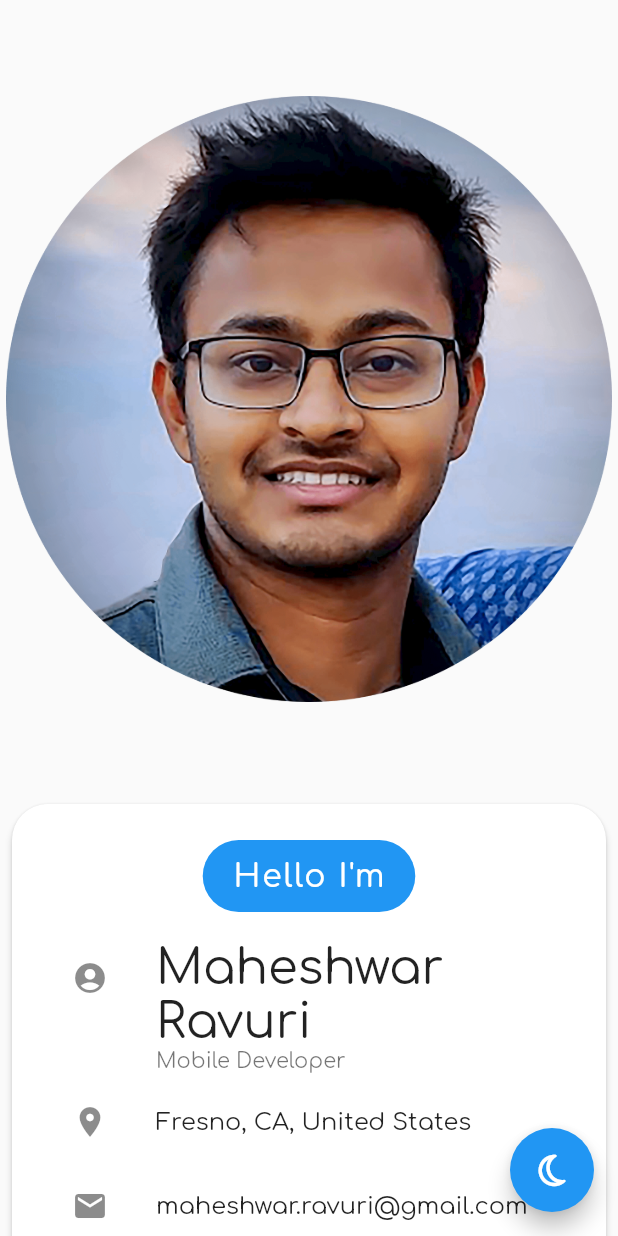
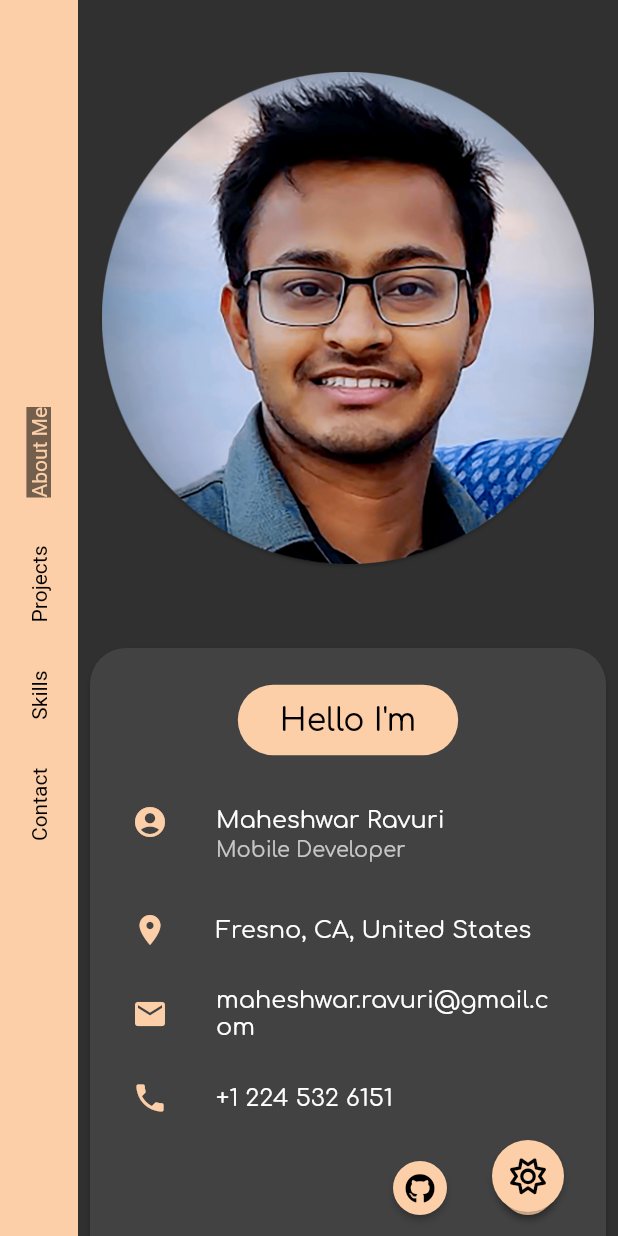
Before and after one commit to rvndsngwn/web_flutter, a Flutter app: the screen it shows after launch, on a phone screen of 412 x 824 dp. Run offline on Flutter 3.47's test engine with Material 2 defaults, Android fonts, the phone set to English and light mode, and no system bars; drawn by our look-alikes of scrollable_positioned_list; our stand-ins replace dio, flutter_icons, flutter_staggered_animations, google_fonts, hive, hive_flutter and 2 more; accounts and stored records are empty.

Commit message:
Switched Dart Theme accent color

```diff
--- a/lib/main.dart
+++ b/lib/main.dart
@@ -1,69 +1,8 @@
-import 'package:flutter/material.dart'
-    show
-        Align,
-        AnimatedOpacity,
-        BorderRadius,
-        BouncingScrollPhysics,
-        BoxConstraints,
-        BuildContext,
-        ButtonBar,
-        Card,
-        Center,
-        CircleBorder,
-        Colors,
-        Column,
-        ConstrainedBox,
-        Curves,
-        EdgeInsets,
-        FloatingActionButton,
-        Form,
-        FormState,
-        GlobalKey,
-        Icon,
-        IconButton,
-        IconTheme,
-        Icons,
-        Image,
-        InputDecoration,
-        Key,
-        ListTile,
-        ListView,
-        MaterialApp,
-        MaterialStateMouseCursor,
-        NeverScrollableScrollPhysics,
-        OutlineInputBorder,
-        Padding,
-        Radius,
-        RaisedButton,
-        RoundedRectangleBorder,
-        Scaffold,
-        Scrollbar,
-        SelectableText,
-        SizedBox,
-        SnackBar,
-        StadiumBorder,
-        State,
-        StatefulWidget,
-        StatelessWidget,
-        Text,
-        TextFormField,
-        TextInputType,
-        Theme,
-        ThemeData,
-        ThemeMode,
-        ToolbarOptions,
-        Tooltip,
-        ValueListenableBuilder,
-        VisualDensity,
-        Widget,
-        WidgetsFlutterBinding,
-        Wrap,
-        WrapAlignment,
-        WrapCrossAlignment,
-        runApp;
+import 'package:flutter/material.dart';
 import 'package:flutter/services.dart' show Brightness, TextInputType;
 import 'package:flutter_icons/flutter_icons.dart'
     show FontAwesome, FontAwesome5Brands;
+import 'package:flutter_staggered_animations/flutter_staggered_animations.dart';
 import 'package:google_fonts/google_fonts.dart';
 import 'package:hive/hive.dart' show Hive;
 import 'package:hive_flutter/hive_flutter.dart';
@@ -74,6 +13,9 @@ import 'package:string_validator/string_validator.dart'
     show isEmail, isLength, isNumeric, normalizeEmail, stripLow, toString;
 import 'package:url_launcher/url_launcher.dart' show canLaunch, launch;
 import 'package:dio/dio.dart' show Dio;
+import 'package:scrollable_positioned_list/scrollable_positioned_list.dart';
+
+import 'layout/responsive_helper.dart';
 
 Future<void> main() async => Hive.initFlutter()
     .whenComplete(
@@ -95,10 +37,13 @@ class Home extends StatelessWidget {
   Widget build(BuildContext context) => ValueListenableBuilder(
         valueListenable: Hive.box('darkMode').listenable(),
         builder: (_, box, __) {
-          final _isDarkMode = box.get('darkMode', defaultValue: false);
+          final _isDarkMode = box.get('darkMode', defaultValue: true);
           return MaterialApp(
             themeMode: _isDarkMode ? ThemeMode.dark : ThemeMode.light,
             darkTheme: ThemeData.dark().copyWith(
+              accentColor: const Color(0xffFCCFA8),
+              textSelectionColor: const Color(0xffFCCFA8),
+              cursorColor: const Color(0xffFCCFA8),
               textTheme: GoogleFonts.comfortaaTextTheme(
                 ThemeData(
                   primarySwatch: Colors.teal,
@@ -115,11 +60,21 @@ class Home extends StatelessWidget {
               body: const Center(
                 child: HomePage(),
               ),
-              floatingActionButton: FloatingActionButton(
+              floatingActionButton: Builder(
+                builder: (context) => RaisedButton(
                   mouseCursor: MaterialStateMouseCursor.clickable,
+                  color: Theme.of(context).accentColor,
+                  colorBrightness: Brightness.dark,
+                  shape: const CircleBorder(),
                   onPressed: () => box.put('darkMode', !_isDarkMode),
-                child:
-                    Icon(_isDarkMode ? FontAwesome.sun_o : FontAwesome.moon_o),
+                  child: Padding(
+                    padding: const EdgeInsets.all(12),
+                    child: Icon(
+                      _isDarkMode ? FontAwesome.sun_o : FontAwesome.moon_o,
+                      color: Colors.black,
+                    ),
+                  ),
+                ),
               ),
             ),
           );
@@ -127,125 +82,89 @@ class Home extends StatelessWidget {
       );
 }
 
-class HomePage extends StatelessWidget {
+class HomePage extends StatefulWidget {
   const HomePage({Key key}) : super(key: key);
 
   @override
-  Widget build(BuildContext context) => Scrollbar(
-        child: ListView(
-          padding: const EdgeInsets.symmetric(horizontal: 4),
-          physics: const BouncingScrollPhysics(),
-          primary: true,
-          children: <Widget>[
-            const SizedBox(
-              height: 64,
-            ),
-            Wrap(
-              alignment: WrapAlignment.center,
-              runSpacing: 64,
-              spacing: 64,
-              crossAxisAlignment: WrapCrossAlignment.center,
-              children: [
-                Image.asset(
+  _HomePageState createState() => _HomePageState();
+}
+
+class _HomePageState extends State<HomePage> {
+  final ItemScrollController itemScrollController = ItemScrollController();
+  final ItemPositionsListener itemPositionsListener =
+      ItemPositionsListener.create();
+  int selected = 0;
+  @override
+  void initState() {
+    super.initState();
+  }
+
+  static final List<Widget> _content = [
+    Card(
+      shape: const CircleBorder(),
+      margin: const EdgeInsets.all(12),
+      child: Image.asset(
         'assets/images/Profile.png',
-                  width: 436,
         isAntiAlias: true,
-                  frameBuilder: (_, Widget child, int frame,
-                      bool wasSynchronouslyLoaded) {
+        gaplessPlayback: true,
+        frameBuilder:
+            (_, Widget child, int frame, bool wasSynchronouslyLoaded) {
           return wasSynchronouslyLoaded
               ? child
               : AnimatedOpacity(
-                            opacity: frame == null ? 0 : 1,
-                            duration: const Duration(seconds: 1),
+                  opacity: 1,
+                  duration: const Duration(milliseconds: 10),
                   curve: Curves.easeOut,
                   child: child,
                 );
         },
       ),
-                const SizedBox(
-                  width: 500,
-                  child: Card(
+    ),
+    const Card(
       elevation: 2,
       shape: RoundedRectangleBorder(
         borderRadius: BorderRadius.all(Radius.circular(24)),
       ),
       child: Info(),
     ),
-                )
-              ],
-            ),
-            const SizedBox(
-              height: 64,
-            ),
-            Wrap(
-              runAlignment: WrapAlignment.center,
-              runSpacing: 32,
-              spacing: 64,
-              alignment: WrapAlignment.center,
-              crossAxisAlignment: WrapCrossAlignment.center,
-              children: [
     Image.asset(
       'assets/images/svg.png',
       width: 436,
       isAntiAlias: true,
-                  frameBuilder: (_, Widget child, int frame,
-                      bool wasSynchronouslyLoaded) {
+      gaplessPlayback: true,
+      frameBuilder: (_, Widget child, int frame, bool wasSynchronouslyLoaded) {
         return wasSynchronouslyLoaded
             ? child
             : AnimatedOpacity(
-                            opacity: frame == null ? 0 : 1,
-                            duration: const Duration(seconds: 1),
+                opacity: 1,
+                duration: const Duration(milliseconds: 10),
                 curve: Curves.easeOut,
                 child: child,
               );
       },
     ),
-                const SizedBox(
-                  width: 500,
-                  child: Card(
+    const Card(
       elevation: 2,
       shape: RoundedRectangleBorder(
         borderRadius: BorderRadius.all(Radius.circular(24)),
       ),
       child: AboutMe(),
     ),
-                ),
-              ],
-            ),
-            const SizedBox(
-              height: 64,
-            ),
     const ProjectShowCase(),
-            const SizedBox(
-              height: 64,
-            ),
-            Wrap(
-              runAlignment: WrapAlignment.center,
-              alignment: WrapAlignment.center,
-              runSpacing: 32,
-              spacing: 64,
-              crossAxisAlignment: WrapCrossAlignment.center,
-              children: const [
-                TechnicalSkills(),
-                ContactMe(),
+    ...[
+      const TechnicalSkills(),
+      const ContactMe(),
     ]
         .map(
-                    (e) => SizedBox(
-                      width: 500,
-                      child: Card(
+          (e) => Card(
             elevation: 2,
             shape: const RoundedRectangleBorder(
               borderRadius: BorderRadius.all(Radius.circular(24)),
             ),
             child: e,
           ),
-                    ),
         )
         .toList(),
-            ),
-            const SizedBox(
-              height: 64,
-            ),
     Center(
       child: Padding(
         padding: const EdgeInsets.only(bottom: 32),
@@ -253,9 +172,92 @@ class HomePage extends StatelessWidget {
             '© ${DateTime.now().year} Maheshwar Ravuri. All rights reserved.'),
       ),
     )
+  ]
+      .map(
+        (x) => SizedBox(
+          width: 500,
+          child: Padding(
+            padding: const EdgeInsets.only(top: 32),
+            child: x,
+          ),
+        ),
+      )
+      .toList();
+  @override
+  Widget build(BuildContext context) {
+    return Row(
+      children: [
+        // if (isMobile(context))
+        NavigationRail(
+          selectedIndex: selected,
+          onDestinationSelected: (i) {
+            setState(() {
+              selected = i;
+            });
+
+            itemScrollController.scrollTo(
+                index: 3 + i,
+                duration: const Duration(
+                  milliseconds: 350,
+                ),
+                curve: Curves.easeInOut);
+          },
+          groupAlignment: 0,
+          unselectedLabelTextStyle: const TextStyle(color: Colors.black),
+          labelType: NavigationRailLabelType.all,
+          backgroundColor: Theme.of(context).accentColor,
+          selectedLabelTextStyle: TextStyle(
+              color: Theme.of(context).accentColor,
+              backgroundColor: Colors.black54),
+          minWidth: isMobile(context) ? 52 : 72,
+          destinations: const ['About Me', 'Projects', 'Skills', 'Contact']
+              .map(
+                (x) => NavigationRailDestination(
+                  label: RotatedBox(
+                    quarterTurns: 3,
+                    child: Text(x),
+                  ),
+                  icon: const SizedBox.shrink(),
+                ),
+              )
+              .toList(),
+        ),
+        AnimationLimiter(
+          child: Expanded(
+            child: Scrollbar(
+              child: Center(
+                child: ScrollablePositionedList.builder(
+                  itemCount: _content.length,
+                  itemBuilder: (context, index) =>
+                      AnimationConfiguration.staggeredList(
+                    position: index,
+                    child: SlideAnimation(
+                      horizontalOffset: -100,
+                      duration: const Duration(seconds: 1),
+                      child: FadeInAnimation(
+                        duration: const Duration(seconds: 1),
+                        child: Align(
+                          child: SizedBox(
+                            width: 500,
+                            child: Padding(
+                              padding: const EdgeInsets.all(4),
+                              child: _content.elementAt(index),
+                            ),
+                          ),
+                        ),
+                      ),
+                    ),
+                  ),
+                  itemScrollController: itemScrollController,
+                  itemPositionsListener: itemPositionsListener,
+                ),
+              ),
+            ),
+          ),
+        ),
       ],
-        ),
     );
+  }
 }
 
 class Info extends StatelessWidget {
@@ -265,48 +267,54 @@ class Info extends StatelessWidget {
   Widget build(BuildContext context) => ListView(
         physics: const NeverScrollableScrollPhysics(),
         shrinkWrap: true,
-        padding: const EdgeInsets.all(24),
+        padding: const EdgeInsets.symmetric(horizontal: 12, vertical: 24),
         children: [
           Align(
-            child: FloatingActionButton.extended(
+            child: RaisedButton(
+              disabledColor: Theme.of(context).accentColor,
               shape: const StadiumBorder(),
               highlightElevation: 2,
               elevation: 0,
               onPressed: null,
-              label: const Text(
+              child: const Padding(
+                padding: EdgeInsets.all(12),
+                child: Text(
                   "Hello I'm",
+                  style: TextStyle(color: Colors.black),
                   textScaleFactor: 1.5,
+                ),
               ),
             ),
           ),
           const SizedBox(
             height: 16,
           ),
-          const ListTile(
-            leading: Icon(Icons.account_circle),
-            title: SelectableText(
+          ListTile(
+            leading: Icon(Icons.account_circle,
+                color: Theme.of(context).accentColor),
+            title: const SelectableText(
               'Maheshwar Ravuri',
-              textScaleFactor: 2,
+              textScaleFactor: 1,
               toolbarOptions: ToolbarOptions(
                 copy: true,
                 selectAll: true,
               ),
             ),
-            subtitle: Text(
+            subtitle: const Text(
               'Mobile Developer',
             ),
           ),
-          ...const [
+          ...[
             [
-              Icon(Icons.location_on),
+              Icon(Icons.location_on, color: Theme.of(context).accentColor),
               'Fresno, CA, United States',
             ],
             [
-              Icon(Icons.email),
+              Icon(Icons.email, color: Theme.of(context).accentColor),
               'maheshwar.ravuri@gmail.com',
             ],
             [
-              Icon(Icons.phone),
+              Icon(Icons.phone, color: Theme.of(context).accentColor),
               '+1 224 532 6151',
             ]
           ]
@@ -318,7 +326,6 @@ class Info extends StatelessWidget {
                     toolbarOptions: const ToolbarOptions(
                       copy: true,
                       selectAll: true,
-                      cut: true,
                     ),
                   ),
                 ),
@@ -362,16 +369,14 @@ class AboutMe extends StatelessWidget {
 
   @override
   Widget build(BuildContext context) => ListView(
-        padding: const EdgeInsets.all(
-          24,
-        ),
+        padding: const EdgeInsets.symmetric(horizontal: 12, vertical: 24),
         shrinkWrap: true,
         physics: const NeverScrollableScrollPhysics(),
         children: [
           const ListTile(
             title: SelectableText(
               'About Me',
-              textScaleFactor: 2,
+              textScaleFactor: 1.5,
               toolbarOptions: ToolbarOptions(
                 copy: true,
                 selectAll: true,
@@ -401,18 +406,27 @@ class AboutMe extends StatelessWidget {
               ['Python', 'https://www.python.org/'],
             ]
                 .map(
-                  (e) => FloatingActionButton.extended(
+                  (e) => Tooltip(
+                    message: 'Visit ${e.first} homepage',
+                    child: RaisedButton(
                       mouseCursor: MaterialStateMouseCursor.clickable,
+                      color: Theme.of(context).accentColor,
                       highlightElevation: 2,
                       elevation: 2,
-                    tooltip: 'Visit ${e.first} homepage',
                       shape: const StadiumBorder(),
                       onPressed: () async {
                         if (await canLaunch(e.last)) {
                           await launch(e.last);
                         }
                       },
-                    label: Text(e.first),
+                      child: Padding(
+                        padding: const EdgeInsets.all(12),
+                        child: Text(
+                          e.first,
+                          style: const TextStyle(color: Colors.black),
+                        ),
+                      ),
+                    ),
                   ),
                 )
                 .toList(),
@@ -430,7 +444,7 @@ class ProjectShowCase extends StatelessWidget {
           const Align(
             child: Text(
               'Project Showcase',
-              textScaleFactor: 2,
+              textScaleFactor: 1.5,
             ),
           ),
           const SizedBox(
@@ -470,6 +484,18 @@ class ProjectShowCase extends StatelessWidget {
                       minHeight: 125,
                       maxWidth: 500,
                     ),
+                    child: Tooltip(
+                      message: 'Visit ${e.first}',
+                      child: InkWell(
+                        mouseCursor: MaterialStateMouseCursor.clickable,
+                        onTap: () async {
+                          if (await canLaunch(e.last)) {
+                            await launch(e.last);
+                          }
+                        },
+                        hoverColor: Theme.of(context).accentColor,
+                        customBorder: RoundedRectangleBorder(
+                            borderRadius: BorderRadius.circular(16)),
                         child: Card(
                           elevation: 2,
                           shape: RoundedRectangleBorder(
@@ -478,7 +504,7 @@ class ProjectShowCase extends StatelessWidget {
                             child: ListTile(
                               title: Text(
                                 e.first,
-                            textScaleFactor: 2,
+                                textScaleFactor: 1.5,
                               ),
                               subtitle: Padding(
                                 padding: const EdgeInsets.only(top: 8),
@@ -486,18 +512,11 @@ class ProjectShowCase extends StatelessWidget {
                                   e.elementAt(1),
                                 ),
                               ),
-                          trailing: IconButton(
-                            mouseCursor: MaterialStateMouseCursor.clickable,
-                            tooltip: 'Vist ${e.first}',
-                            icon: Icon(
+                              trailing: Icon(
                                 Icons.open_in_new,
                                 color: Theme.of(context).accentColor,
                               ),
-                            onPressed: () async {
-                              if (await canLaunch(e.last)) {
-                                await launch(e.last);
-                              }
-                            },
+                            ),
                           ),
                         ),
                       ),
@@ -517,14 +536,12 @@ class TechnicalSkills extends StatelessWidget {
   Widget build(BuildContext context) => ListView(
         physics: const NeverScrollableScrollPhysics(),
         shrinkWrap: true,
-        padding: const EdgeInsets.all(
-          24,
-        ),
+        padding: const EdgeInsets.symmetric(horizontal: 12, vertical: 24),
         children: [
           const Align(
             child: Text(
               'Technical Skills',
-              textScaleFactor: 2,
+              textScaleFactor: 1.5,
             ),
           ),
           const SizedBox(
@@ -575,15 +592,13 @@ class _ContactMeState extends State<ContactMe> {
   @override
   Widget build(BuildContext context) => ListView(
         shrinkWrap: true,
-        padding: const EdgeInsets.all(
-          24,
-        ),
+        padding: const EdgeInsets.symmetric(horizontal: 12, vertical: 24),
         physics: const NeverScrollableScrollPhysics(),
         children: [
           const Align(
             child: Text(
               'Contact Me',
-              textScaleFactor: 2,
+              textScaleFactor: 1.5,
             ),
           ),
           const SizedBox(
@@ -676,13 +691,15 @@ class _ContactMeState extends State<ContactMe> {
                   maxLines: 7,
                 ),
                 Center(
-                  child: FloatingActionButton.extended(
+                  child: Tooltip(
+                    message: 'Submit Details',
+                    child: RaisedButton.icon(
                       mouseCursor: MaterialStateMouseCursor.clickable,
                       elevation: 2,
+                      shape: const StadiumBorder(),
                       highlightElevation: 4,
-                    tooltip: 'Submit Details',
-                    hoverElevation: 4,
-                    icon: const Icon(Icons.send),
+                      color: Theme.of(context).accentColor,
+                      icon: const Icon(Icons.send, color: Colors.black),
                       onPressed: () async {
                         if (_formKey.currentState.validate()) {
                           final _timestamp = DateFormat('yMMMd')
@@ -727,7 +744,14 @@ class _ContactMeState extends State<ContactMe> {
                           }
                         }
                       },
-                    label: const Text('Send'),
+                      label: const Padding(
+                        padding: EdgeInsets.fromLTRB(8, 12, 8, 12),
+                        child: Text(
+                          'Send',
+                          style: TextStyle(color: Colors.black),
+                        ),
+                      ),
+                    ),
                   ),
                 ),
               ]
--- a/pubspec.yaml
+++ b/pubspec.yaml
@@ -11,6 +11,7 @@ dependencies:
   percent_indicator:
   # flutter_page_indicators:
   smooth_page_indicator:
+  scrollable_positioned_list:
 
   #S\e
   provider:
```
Also changed, not shown: assets/images/Profile.png, pubspec.lock, 23 other files. Lines whose indentation alone changed are shown as unchanged.
